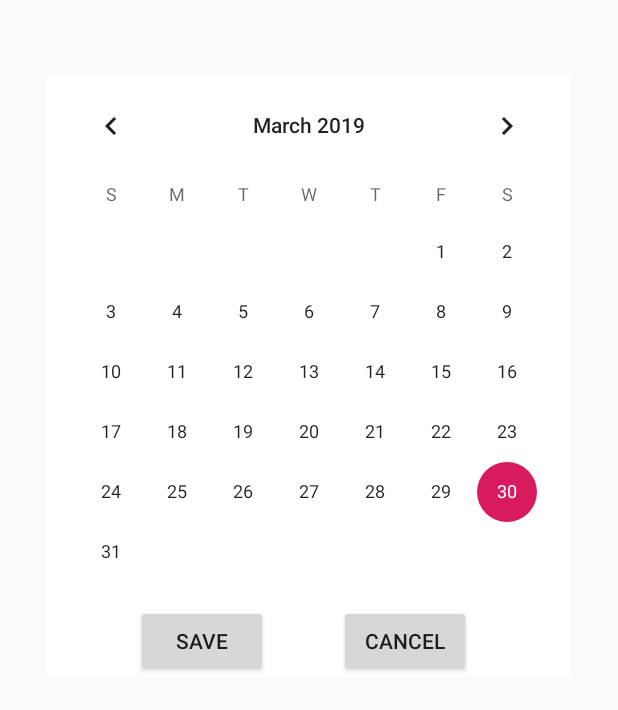
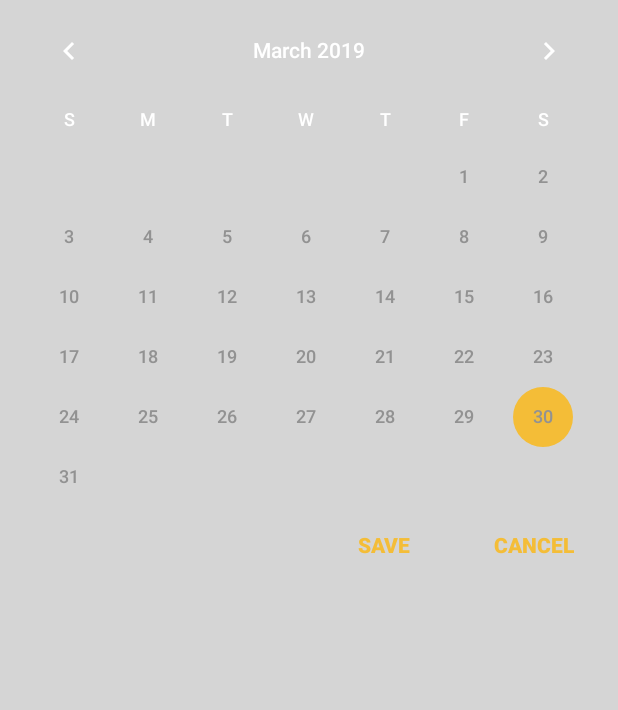
Before and after one commit to kondziu989/xmas2019, an Android app: the layout popup_calendar_view.xml on its own in the app's theme, with its tools: preview values and no code run, on a phone screen of 412 x 824 dp. Shown: the top 710 px of the screen. Run offline under Robolectric (Android 15) with nearby library versions, the phone set to English and light mode, and no system bars.

Commit message:
Callendar view

```diff
--- a/app/src/main/AndroidManifest.xml
+++ b/app/src/main/AndroidManifest.xml
@@ -60,6 +60,9 @@
                 <category android:name="android.intent.category.LAUNCHER"/>
             </intent-filter>
         </activity>
+
+        <activity android:name=".Events_ActivityCalendar"
+        android:theme="@style/AppTheme.PopupTheme"></activity>
     </application>
 
 </manifest>
--- a/app/src/main/java/com/zpi/xmas2019/EventsActivity.kt
+++ b/app/src/main/java/com/zpi/xmas2019/EventsActivity.kt
@@ -109,7 +109,8 @@ class EventsActivity : AppCompatActivity() {
         when (item?.itemId) {
             R.id.menu_calendar_button -> {
                 println("calendar button was clicked")
-                popupCalendar()
+                //popupCalendar()
+                startActivity((Intent(this, Events_ActivityCalendar::class.java)))
                 //startActivity((Intent(this, MainActivity::class.java)))
                 return true
             }
--- /dev/null
+++ b/app/src/main/java/com/zpi/xmas2019/Events_ActivityCalendar.kt
@@ -0,0 +1,28 @@
+package com.zpi.xmas2019
+
+import android.app.Activity
+import android.os.Bundle
+import android.support.v4.content.ContextCompat
+import android.util.DisplayMetrics
+import android.view.View
+import android.widget.CalendarView
+
+class Events_ActivityCalendar : Activity() {
+
+
+    override fun onCreate(savedInstanceState: Bundle?) {
+        super.onCreate(savedInstanceState)
+        setContentView(R.layout.popup_calendar_view)
+
+        val dm = DisplayMetrics()
+        windowManager.defaultDisplay.getMetrics(dm)
+
+        val width = dm.widthPixels
+        val heigh = dm.heightPixels
+
+
+        window.setLayout((width*.75).toInt(),(heigh*.5).toInt())
+
+
+    }
+}
--- /dev/null
+++ b/app/src/main/res/drawable/shape_calendar.xml
@@ -0,0 +1,24 @@
+<?xml version="1.0" encoding="utf-8"?>
+<shape xmlns:android="http://schemas.android.com/apk/res/android"
+    android:shape="rectangle">
+    <solid
+            android:color="#CFD4DF" >
+    </solid>
+
+    <stroke
+            android:width="2dp"
+            android:color="#C4CDE0" >
+    </stroke>
+
+    <padding
+            android:left="5dp"
+            android:top="5dp"
+            android:right="5dp"
+            android:bottom="5dp"    >
+    </padding>
+
+    <corners
+            android:radius="40dp"   >
+    </corners>
+
+</shape>
--- a/app/src/main/res/layout/popup_calendar_view.xml
+++ b/app/src/main/res/layout/popup_calendar_view.xml
@@ -1,43 +1,64 @@
 <?xml version="1.0" encoding="utf-8"?>
 
-<android.support.constraint.ConstraintLayout
+<RelativeLayout
     xmlns:android="http://schemas.android.com/apk/res/android"
     xmlns:app="http://schemas.android.com/apk/res-auto" xmlns:tools="http://schemas.android.com/tools" android:id="@+id/linear_layout"
-    android:layout_width="350dp"
-    android:layout_height="wrap_content"
-    android:layout_gravity="center_horizontal"
+    android:layout_width="match_parent"
+    android:layout_height="match_parent"
     android:orientation="vertical"
-    android:background="#FFFF"
-    android:layout_margin="50dp"
+    android:background="#D5D5D5"
+    android:foregroundGravity="top|center"
+    android:gravity="top|end"
 >
+
     <CalendarView
             android:layout_width="wrap_content"
-            android:layout_height="match_parent"
+            android:layout_height="wrap_content"
             android:id="@+id/ID_calendarView"
-            android:visibility="visible"
+            android:foregroundGravity="top|center"
+            android:gravity="top|end"
 
-            tools:layout_editor_absoluteY="18dp" app:layout_constraintStart_toStartOf="parent"
-            android:layout_marginStart="10dp" app:layout_constraintEnd_toEndOf="parent"
-            android:layout_marginEnd="10dp"/>
-    <Button
-            android:text="@string/save"
-            android:layout_width="wrap_content"
+            app:layout_constraintBottom_toBottomOf="parent"
+            app:layout_constraintLeft_toLeftOf="parent"
+            app:layout_constraintRight_toRightOf="parent"
+            app:layout_constraintTop_toTopOf="parent"
+
+
+            android:theme="@style/CalenderViewCustom"
+            android:dateTextAppearance="@style/CalenderViewDateCustomText"
+            android:weekDayTextAppearance="@style/CalenderViewWeekCustomText"
+
+
+            android:layout_marginTop="0dp" android:layout_alignParentTop="true" android:layout_alignParentEnd="true"
+            android:layout_alignParentStart="true" android:layout_marginStart="0dp" android:layout_marginEnd="0dp"/>
+    <RelativeLayout
+            android:layout_width="match_parent"
             android:layout_height="wrap_content"
-            android:id="@+id/ID_calendar_save"
-            android:layout_marginTop="15dp"
             app:layout_constraintTop_toBottomOf="@+id/ID_calendarView"
-            app:layout_constraintBottom_toBottomOf="parent" app:layout_constraintStart_toStartOf="parent"
-            android:layout_marginStart="60dp" app:layout_constraintVertical_bias="0.0" />
-    <Button
-            android:text="@string/cancel"
-            android:layout_width="wrap_content"
-            android:layout_height="wrap_content"
-            android:id="@+id/ID_calendar_cancel"
-            android:layout_marginTop="15dp"
-            app:layout_constraintTop_toBottomOf="@+id/ID_calendarView"
-            app:layout_constraintStart_toEndOf="@+id/ID_calendar_save"
-            android:layout_marginStart="40dp" app:layout_constraintEnd_toEndOf="parent"
-            android:layout_marginEnd="60dp"
-            app:layout_constraintBottom_toBottomOf="parent"/>
+            android:layout_below="@+id/ID_calendarView"
+            android:layout_marginTop="0dp"
+    >
+        <Button
+                android:text="@string/save_button"
+                android:layout_width="100dp"
+                android:layout_height="50dp"
+                android:id="@+id/ID_calendar_save"
+                android:background="@android:color/transparent"
+                android:textColor="@color/colorOfMainHeader"
+                android:layout_marginTop="0dp"
+                android:layout_alignParentTop="true"
+                android:layout_toStartOf="@+id/ID_calendar_cancel"
+                android:layout_marginEnd="0dp" android:textStyle="bold"/>
+        <Button
+                android:text="@string/cancel_button"
+                android:layout_width="100dp"
+                android:layout_height="50dp"
+                android:id="@+id/ID_calendar_cancel"
+                android:layout_marginTop="0dp"
+                android:textColor="@color/colorOfMainHeader"
+                android:background="@android:color/transparent"
+                app:layout_constraintStart_toEndOf="@+id/ID_calendar_save"
+                android:layout_alignParentEnd="true" android:layout_marginEnd="6dp" android:textStyle="bold"/>
+    </RelativeLayout>
 
-</android.support.constraint.ConstraintLayout>
+</RelativeLayout>
--- a/app/src/main/res/values/colors.xml
+++ b/app/src/main/res/values/colors.xml
@@ -3,4 +3,15 @@
     <color name="colorPrimary">#008577</color>
     <color name="colorPrimaryDark">#00574B</color>
     <color name="colorAccent">#D81B60</color>
+
+    <!--Calendar colors -->
+    <color name="CalendarWeeksColor">#FFFF</color>
+    <color name="CalendarDaysColor">#929292</color>
+    <color name="colorAccentCal">#1052E8</color>
+    <color name="backGroundOfCalendar">#CFD4DF</color>
+    <color name="calendarColor_accent">#84A3E6</color>
+
+
+    <color name="colorOfMainHeader">#F4BD37</color>
+
 </resources>
--- a/app/src/main/res/values/strings.xml
+++ b/app/src/main/res/values/strings.xml
@@ -13,8 +13,8 @@
     <string name="tab_text_2">Tab 2</string>
     <string name="tab_text_3">Tab 3</string>
 
-    <string name="save">Save</string>
-    <string name="cancel">Cancel</string>
+    <string name="save_button">Save</string>
+    <string name="cancel_button">Cancel</string>
 
 
     <string name="title_activity_gmaps">Map</string>
--- a/app/src/main/res/values/styles.xml
+++ b/app/src/main/res/values/styles.xml
@@ -17,5 +17,37 @@
     <style name="AppTheme.PopupOverlay" parent="ThemeOverlay.AppCompat.Light"/>
 
 
+    <!-- Calendar view -->
+    <style name="CalenderViewCustom" parent="Theme.AppCompat">
+        <item name="android:focusedMonthDateColor">@color/colorOfMainHeader</item>
+        <item name="android:colorBackground">@color/colorOfMainHeader</item>
+        <item name="colorAccent">@color/colorOfMainHeader</item>
+
+    </style>
+
+    <style name="CalenderViewDateCustomText">
+        <item name="android:focusedMonthDateColor">@color/colorOfMainHeader</item>
+        <item name="android:colorBackground">@color/colorOfMainHeader</item>
+        <item name="colorAccent">@color/colorOfMainHeader</item>
+        <item name="colorPrimary">@color/colorOfMainHeader</item>
+        <item name="android:textColor">@color/CalendarDaysColor</item>
+
+    </style>
+
+    <style name="CalenderViewWeekCustomText">
+        <item name="android:textColor">@color/CalendarWeeksColor</item>
+    </style>
+
+    <!-- Calendar view -->
+
+    <!-- Calendar popup -->
+    <style name="AppTheme.PopupTheme" >
+        <item name="android:windowIsTranslucent">true</item>
+        <item name="android:windowCloseOnTouchOutside">true</item>
+        <item name="android:layout_gravity">top</item>
+
+    </style>
+
+
 
 </resources>
```
